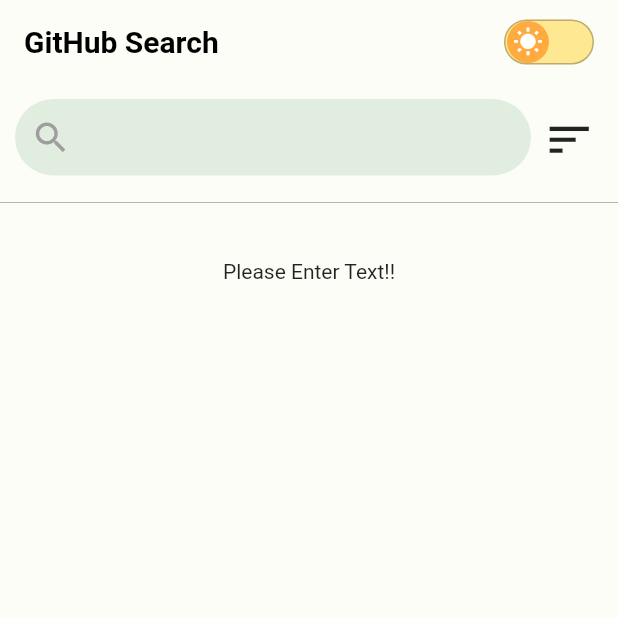
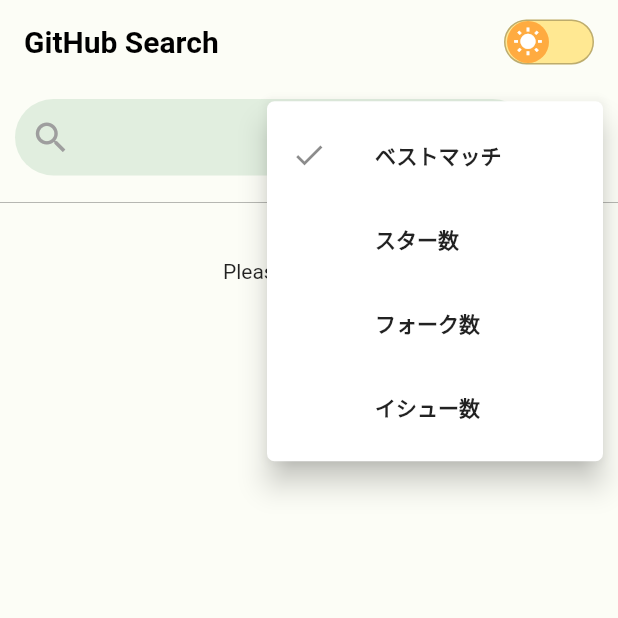
Before and after one commit to mqkotoo/github_search_study, a Flutter app: the screen it shows after launch, after a tap on the "sort" icon, on a phone screen of 412 x 824 dp, the top half of it. Run offline on Flutter 3.47's test engine with Material 2 defaults, Android fonts, the phone set to English and light mode, and no system bars; drawn by our look-alikes of flutter_switch; our stand-ins replace connectivity_plus, device_preview, flutter_riverpod, freezed_annotation, shared_preferences, shimmer.

Commit message:
ソート用のUI更新

```diff
--- a/lib/presentation/search/widget/search_field.dart
+++ b/lib/presentation/search/widget/search_field.dart
@@ -25,6 +25,9 @@ class SearchFieldState extends ConsumerState<SearchField> {
     textController.dispose();
     super.dispose();
   }
+
+  //ソート要素の初期値
+  String _selectedView = 'ベストマッチ';
 
   @override
   Widget build(BuildContext context) {
@@ -84,12 +87,47 @@ class SearchFieldState extends ConsumerState<SearchField> {
               },
             ),
           ),
-          IconButton(
-              onPressed: (){},
-              icon: const Icon(Icons.sort,size: 35),
+          //ソートのボタン
+          PopupMenuButton(
+            icon: const Icon(Icons.sort),
+            iconSize: 32,
+            shape: RoundedRectangleBorder(
+                borderRadius: BorderRadius.circular(5)),
+            onSelected: (value) => setState(() => _selectedView = value),
+              itemBuilder: (_) => <CheckedPopupMenuItem>[
+                CheckedPopupMenuItem(
+                  checked: _selectedView == 'ベストマッチ',
+                  value: 'ベストマッチ',
+                  child: elementText('ベストマッチ'),
+                ),
+                CheckedPopupMenuItem(
+                  checked: _selectedView == 'スター',
+                  value: 'スター',
+                  child: elementText('スター数'),
+                ),
+                CheckedPopupMenuItem(
+                  checked: _selectedView == 'フォーク',
+                  value: 'フォーク',
+                  child: elementText('フォーク数'),
+                ),
+                CheckedPopupMenuItem(
+                  checked: _selectedView == 'イシュー',
+                  value: 'イシュー',
+                  child: elementText('イシュー数',),
+                ),
+              ],
           )
         ],
       ),
-    ); // ここにウィジェットツリーを構築するコードを記述してください。
+    );
+  }
+  Text elementText(String text) {
+    return Text(
+        text,
+        style: const TextStyle(
+            fontSize: 14,
+          fontWeight: FontWeight.bold
+        ),
+    );
   }
 }
--- a/lib/repository/data_repository.dart
+++ b/lib/repository/data_repository.dart
@@ -12,7 +12,7 @@ class DataRepository {
   Future<RepositoryDataModel?> getData(String repositoryName) async {
 
       final apiUri = Uri.parse(
-          'https://api.github.com/search/repositories?q=$repositoryName');
+          'https://api.github.com/search/repositories?q=$repositoryName&per_page=50');
       http.Response response = await client.get(apiUri);
 
       if(response.statusCode == 200) {
```
